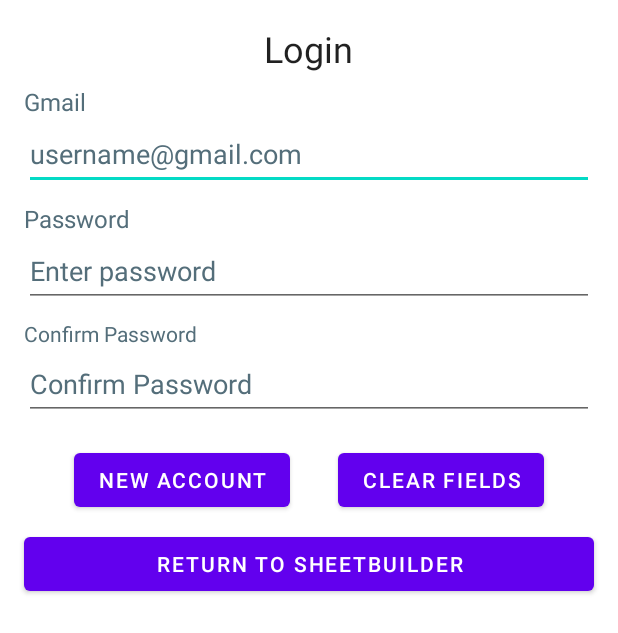
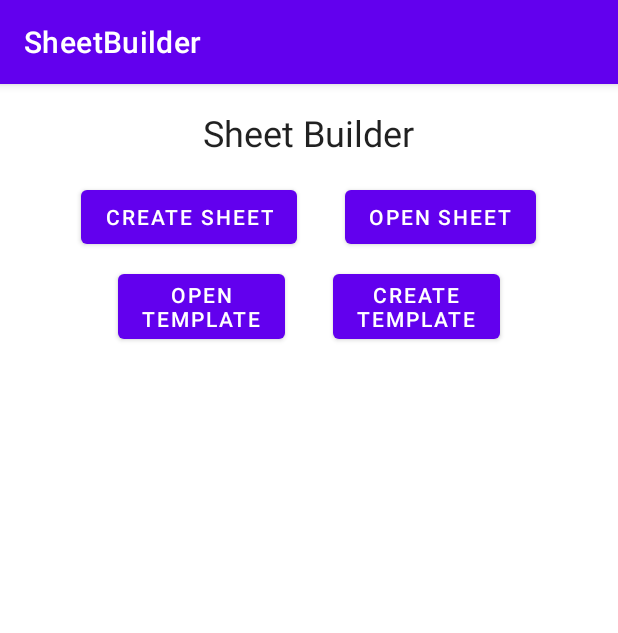
Before and after one commit to OwenTishenkelOsu/SheetBuilder, an Android app: the screen it shows after launch (LogInActivity before the commit, HomepageActivity after it), after a tap on "RETURN TO SHEETBUILDER", on a phone screen of 412 x 824 dp. Shown: the top 633 px of the screen. Run offline under Robolectric (Android 15) with nearby library versions, the phone set to English and light mode, and no system bars; our stand-ins replace Timber; 8 statements that could not run were skipped.

Commit message:
homepage activity and transition from login

```diff
--- a/app/src/main/AndroidManifest.xml
+++ b/app/src/main/AndroidManifest.xml
@@ -27,6 +27,7 @@
                 android:name="android.app.lib_name"
                 android:value="" />
         </activity>
+        <activity android:name=".activity.HomepageActivity"/>
     </application>
 
 </manifest>
--- /dev/null
+++ b/app/src/main/java/com/example/sheetbuilder/activity/HomepageActivity.java
@@ -0,0 +1,34 @@
+package com.example.sheetbuilder.activity;
+
+import android.os.Bundle;
+
+import androidx.appcompat.app.AppCompatActivity;
+import androidx.fragment.app.Fragment;
+import androidx.fragment.app.FragmentManager;
+
+import com.example.sheetbuilder.R;
+import com.example.sheetbuilder.fragment.HomepageFragment;
+import com.example.sheetbuilder.fragment.LogInFragment;
+
+import timber.log.Timber;
+public class HomepageActivity extends AppCompatActivity {
+
+    private final String TAG = getClass().getSimpleName();
+
+    protected void onCreate(Bundle savedInstanceState) {
+        super.onCreate(savedInstanceState);
+
+        Timber.plant(new Timber.DebugTree());
+        Timber.tag(TAG).d("onCreate()");
+
+        setContentView(R.layout.fragment_transition);
+
+        FragmentManager fm = getSupportFragmentManager();
+        Fragment frag = fm.findFragmentById(R.id.container);
+
+        if (frag == null) {
+            frag = new HomepageFragment();
+            fm.beginTransaction().add(R.id.container, frag).commit();
+        }
+    }
+}
--- /dev/null
+++ b/app/src/main/java/com/example/sheetbuilder/fragment/HomepageFragment.java
@@ -0,0 +1,65 @@
+package com.example.sheetbuilder.fragment;
+
+import android.app.Activity;
+import android.os.Bundle;
+import android.view.LayoutInflater;
+import android.view.View;
+import android.view.ViewGroup;
+import android.widget.Button;
+
+import androidx.annotation.NonNull;
+import androidx.fragment.app.Fragment;
+
+import com.example.sheetbuilder.R;
+
+import timber.log.Timber;
+
+public class HomepageFragment extends Fragment implements View.OnClickListener {
+
+    private final String TAG = getClass().getSimpleName();
+
+    public View onCreateView(@NonNull LayoutInflater inf, ViewGroup c, Bundle savedInstanceState){
+        View v;
+        //Timber.plant(new Timber.DebugTree());
+        Timber.tag(TAG).d("onCreateView()");
+        Activity activity = requireActivity();
+
+        v = inf.inflate(R.layout.homepage_fragment, c, false);
+
+        final Button createSheetButton = v.findViewById(R.id.create_sheet_button);
+        if(createSheetButton!=null){
+            createSheetButton.setOnClickListener(this);
+        }
+        final Button openSheetButton = v.findViewById(R.id.open_sheet_button);
+        if(openSheetButton!=null){
+            openSheetButton.setOnClickListener(this);
+        }
+        final Button openTemplateButton = v.findViewById(R.id.open_template_button);
+        if(openTemplateButton!= null){
+            openTemplateButton.setOnClickListener(this);
+        }
+        final Button createTemplateButton = v.findViewById(R.id.create_template_button);
+        if(createTemplateButton!= null){
+            createTemplateButton.setOnClickListener(this);
+        }
+        return v;
+    }
+
+    @Override
+    public void onClick(View view){
+        final Activity activity = requireActivity();
+        final int vId = view.getId();
+
+        Timber.tag(TAG).d("Received button click!");
+
+        if(vId==R.id.create_sheet_button){
+            //create sheet
+        }else if(vId == R.id.open_sheet_button){
+            //open sheet
+        }else if(vId==R.id.open_template_button){
+            //open template
+        }else if(vId== R.id.create_template_button){
+            //create template
+        }
+    }
+}
--- a/app/src/main/java/com/example/sheetbuilder/fragment/LogInFragment.java
+++ b/app/src/main/java/com/example/sheetbuilder/fragment/LogInFragment.java
@@ -1,6 +1,7 @@
 package com.example.sheetbuilder.fragment;
 
 import android.app.Activity;
+import android.content.Intent;
 import android.os.Bundle;
 import android.view.LayoutInflater;
 import android.view.View;
@@ -13,6 +14,8 @@ import androidx.fragment.app.Fragment;
 import androidx.lifecycle.AndroidViewModel;
 
 import com.example.sheetbuilder.R;
+import com.example.sheetbuilder.activity.HomepageActivity;
+
 import timber.log.Timber;
 
 public class LogInFragment extends Fragment implements View.OnClickListener {
@@ -59,7 +62,8 @@ public class LogInFragment extends Fragment implements View.OnClickListener {
         }else if(vId == R.id.clear_button){
             //clear
         }else if(vId==R.id.exit_button){
-            //exit
+            startActivity(new Intent(activity, HomepageActivity.class));
+            activity.finish();
         }
     }
 
--- /dev/null
+++ b/app/src/main/res/layout/homepage_fragment.xml
@@ -0,0 +1,72 @@
+<?xml version="1.0" encoding="utf-8"?>
+<LinearLayout xmlns:android="http://schemas.android.com/apk/res/android"
+    android:layout_width="match_parent"
+    android:layout_height="wrap_content"
+    android:id="@+id/container"
+    android:orientation="vertical">
+
+    <TextView
+        android:layout_width="wrap_content"
+        android:layout_height="wrap_content"
+        android:layout_gravity="center"
+        android:layout_marginTop="16dp"
+        android:layout_marginBottom="8dp"
+        android:text="Sheet Builder"
+        android:textAppearance="@style/TextAppearance.AppCompat.Headline"
+        />
+    <LinearLayout
+        android:layout_width="match_parent"
+        android:layout_height="match_parent"
+        android:orientation="vertical">
+
+        <LinearLayout
+            android:layout_width="wrap_content"
+            android:layout_height="wrap_content"
+            android:layout_gravity="center"
+            android:orientation="horizontal" >
+
+            <Button
+                android:id="@+id/create_sheet_button"
+                android:layout_width="match_parent"
+                android:layout_height="wrap_content"
+                android:layout_marginLeft="16dp"
+                android:layout_marginTop="8dp"
+                android:layout_marginRight="16dp"
+                android:text="Create Sheet" />
+
+            <Button
+                android:id="@+id/open_sheet_button"
+                android:layout_width="match_parent"
+                android:layout_height="wrap_content"
+                android:layout_marginLeft="16dp"
+                android:layout_marginTop="8dp"
+                android:layout_marginRight="16dp"
+                android:text="Open Sheet" />
+        </LinearLayout>
+
+        <LinearLayout
+            android:layout_width="wrap_content"
+            android:layout_height="wrap_content"
+            android:layout_gravity="center"
+            android:orientation="horizontal" >
+
+            <Button
+                android:id="@+id/open_template_button"
+                android:layout_width="match_parent"
+                android:layout_height="wrap_content"
+                android:layout_marginLeft="16dp"
+                android:layout_marginTop="8dp"
+                android:layout_marginRight="16dp"
+                android:text="Open\nTemplate" />
+
+            <Button
+                android:id="@+id/create_template_button"
+                android:layout_width="match_parent"
+                android:layout_height="wrap_content"
+                android:layout_marginLeft="16dp"
+                android:layout_marginTop="8dp"
+                android:layout_marginRight="16dp"
+                android:text="Create\nTemplate" />
+        </LinearLayout>
+    </LinearLayout>
+</LinearLayout>
```
